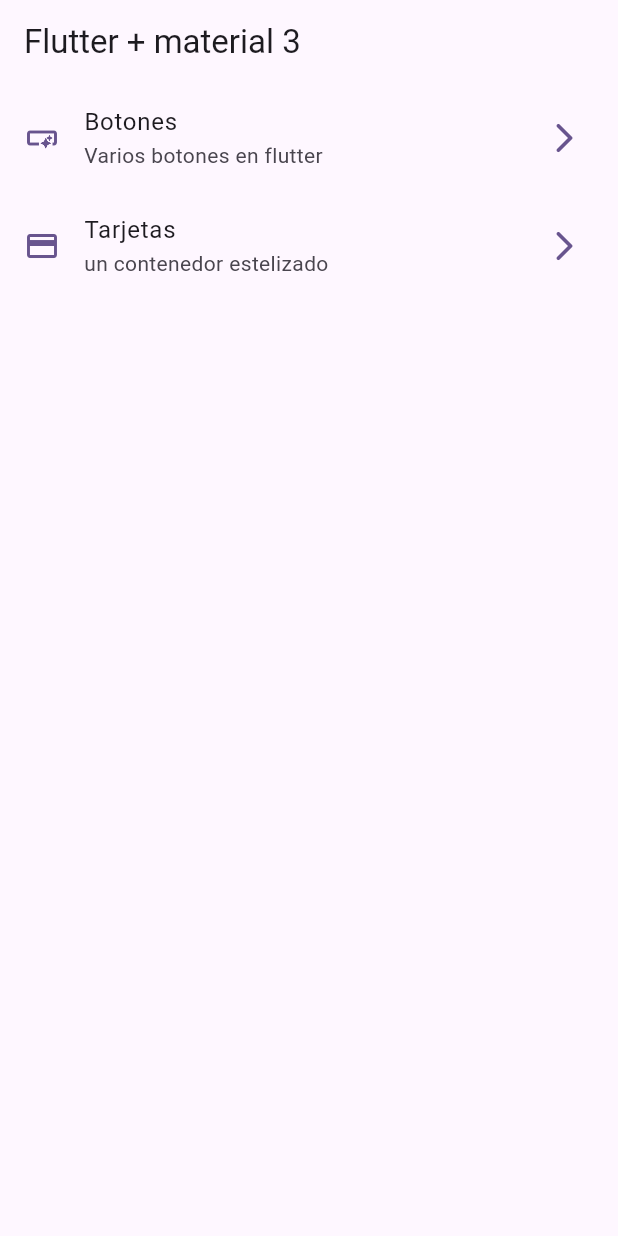
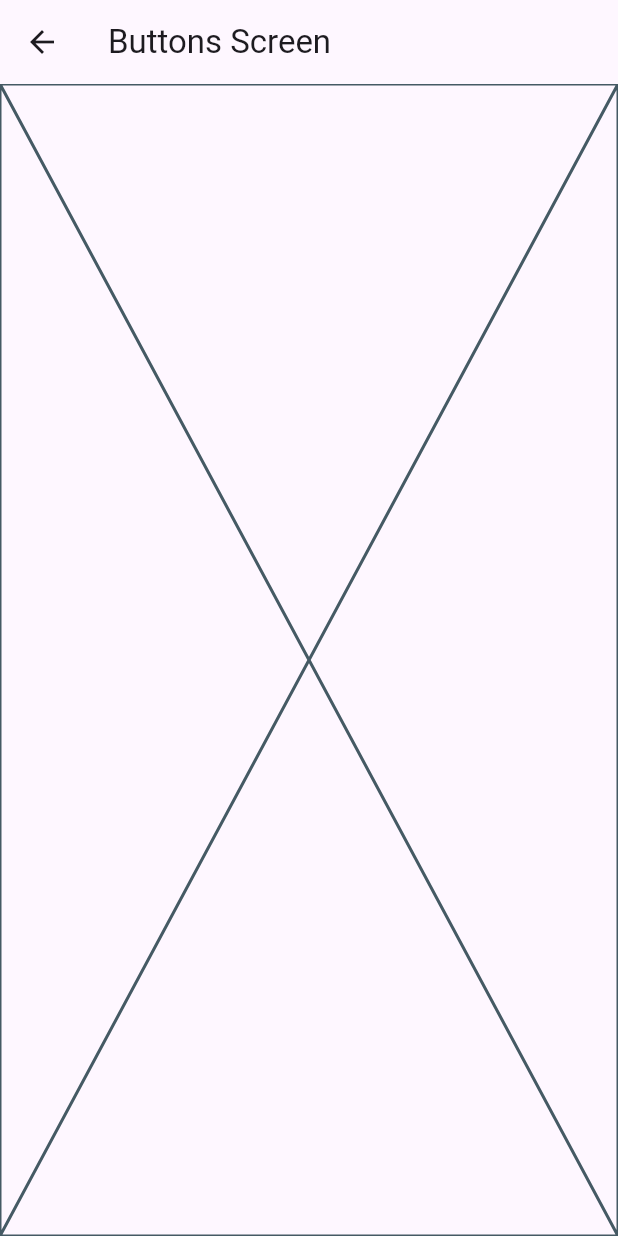
Before and after one commit to cristiantorres91/widgets_app, a Flutter app: the screen it shows after launch, after a tap on "Botones", on a phone screen of 412 x 824 dp. Run offline on Flutter 3.47's test engine with Material 2 defaults, Android fonts, the phone set to English and light mode, and no system bars; our stand-ins replace go_router.

Commit message:
implementacion de goRouter

```diff
--- a/lib/config/menu/menu_items.dart
+++ b/lib/config/menu/menu_items.dart
@@ -23,7 +23,7 @@ class MenuItem {
     MenuItem(
       title: 'Tarjetas',
       subTitle: 'un contenedor estelizado',
-      link: '/card',
+      link: '/cards',
       icon: Icons.credit_card,
     )
   ];
--- /dev/null
+++ b/lib/config/router/app_router.dart
@@ -0,0 +1,21 @@
+import 'package:go_router/go_router.dart';
+import 'package:widgets_app/presentation/screens/screens.dart';
+
+// GoRouter configuration
+final appRouter = GoRouter(
+  initialLocation: '/',
+  routes: [
+    GoRoute(
+      path: '/',
+      builder: (context, state) => const HomeScreen(),
+    ),
+    GoRoute(
+      path: '/buttons',
+      builder: (context, state) => const ButtonsScreen(),
+    ),
+    GoRoute(
+      path: '/cards',
+      builder: (context, state) => const CardsScreen(),
+    ),
+  ],
+);
--- a/lib/main.dart
+++ b/lib/main.dart
@@ -1,6 +1,6 @@
 import 'package:flutter/material.dart';
-import 'package:widgets_app/presentation/screens/home/home_screen.dart';
 
+import 'config/router/app_router.dart';
 import 'config/theme/app_theme.dart';
 
 void main() {
@@ -12,9 +12,10 @@ class MainApp extends StatelessWidget {
 
   @override
   Widget build(BuildContext context) {
-    return MaterialApp(
-        debugShowCheckedModeBanner: false,
-        theme: AppTheme(selectedColor: 5).getTheme(),
-        home: const HomeScreen());
+    return MaterialApp.router(
+      routerConfig: appRouter,
+      debugShowCheckedModeBanner: false,
+      theme: AppTheme(selectedColor: 5).getTheme(),
+    );
   }
 }
--- /dev/null
+++ b/lib/presentation/screens/buttons/buttons_screen.dart
@@ -0,0 +1,15 @@
+import 'package:flutter/material.dart';
+
+class ButtonsScreen extends StatelessWidget {
+  const ButtonsScreen({super.key});
+
+  @override
+  Widget build(BuildContext context) {
+    return Scaffold(
+      appBar: AppBar(
+        title: const Text('Buttons Screen'),
+      ),
+      body: const Placeholder(),
+    );
+  }
+}
--- /dev/null
+++ b/lib/presentation/screens/cards/cards_screen.dart
@@ -0,0 +1,15 @@
+import 'package:flutter/material.dart';
+
+class CardsScreen extends StatelessWidget {
+  const CardsScreen({super.key});
+
+  @override
+  Widget build(BuildContext context) {
+    return Scaffold(
+      appBar: AppBar(
+        title: const Text('Cards Screen'),
+      ),
+      body: const Placeholder(),
+    );
+  }
+}
--- a/lib/presentation/screens/home/home_screen.dart
+++ b/lib/presentation/screens/home/home_screen.dart
@@ -1,4 +1,5 @@
 import 'package:flutter/material.dart';
+import 'package:go_router/go_router.dart';
 import 'package:widgets_app/config/menu/menu_items.dart';
 
 class HomeScreen extends StatelessWidget {
@@ -10,7 +11,7 @@ class HomeScreen extends StatelessWidget {
       appBar: AppBar(
         title: const Text('Flutter + material 3'),
       ),
-      body: _HomeView(),
+      body: const _HomeView(),
     );
   }
 }
@@ -53,7 +54,14 @@ class _CustomListTile extends StatelessWidget {
       title: Text(menuItem.title),
       subtitle: Text(menuItem.subTitle),
       onTap: () {
-        //TODO navegar a otra pantalla
+        // Navigator.of(context).push(
+        //   MaterialPageRoute(
+        //     builder: (context) => const ButtonsScreen(),
+        //   ),
+        // );
+
+        //Navigator.pushNamed(context, menuItem.link);
+        context.push(menuItem.link);
       },
     );
   }
--- /dev/null
+++ b/lib/presentation/screens/screens.dart
@@ -0,0 +1,3 @@
+export 'package:widgets_app/presentation/screens/buttons/buttons_screen.dart';
+export 'package:widgets_app/presentation/screens/cards/cards_screen.dart';
+export 'package:widgets_app/presentation/screens/home/home_screen.dart';
--- a/pubspec.yaml
+++ b/pubspec.yaml
@@ -9,6 +9,7 @@ environment:
 dependencies:
   flutter:
     sdk: flutter
+  go_router: ^7.1.1
 
 dev_dependencies:
   flutter_test:
```
Also changed, not shown: pubspec.lock.
